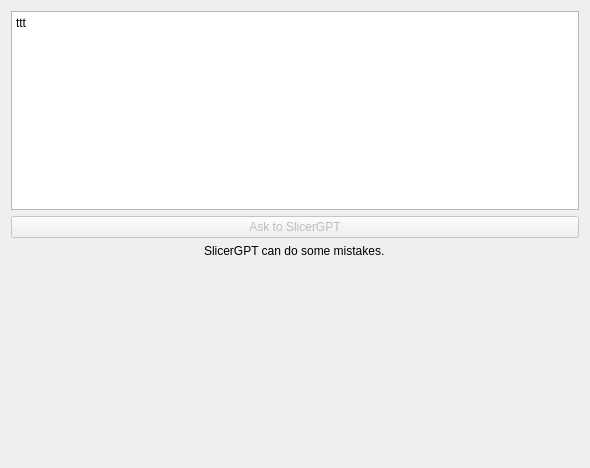
This is SlicerGPT/Resources/UI/SlicerGPT.ui in yanisseF69/SlicerExtensionSandBox as Qt 5 draws it before an edit. The edited form follows.
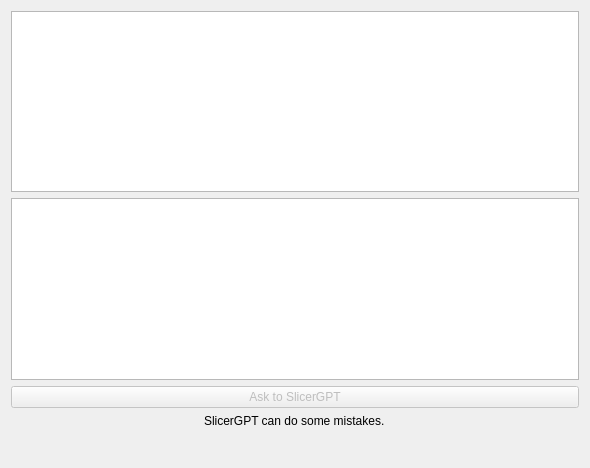
This is the edited form. Custom widgets are drawn as their Qt base class.

Commit message: remove pycache, add .gitignore, update UI and ext logic...

```diff
--- a/SlicerGPT/Resources/UI/SlicerGPT.ui
+++ b/SlicerGPT/Resources/UI/SlicerGPT.ui
@@ -11,10 +11,13 @@
    </rect>
   </property>
   <layout class="QVBoxLayout" name="verticalLayout">
+   <item>
+    <widget class="QTextBrowser" name="conversation"/>
+   </item>
    <item>
     <widget class="QPlainTextEdit" name="prompt">
      <property name="plainText">
-      <string>ttt</string>
+      <string/>
      </property>
     </widget>
    </item>
```
The commit also changes 3 other files.
